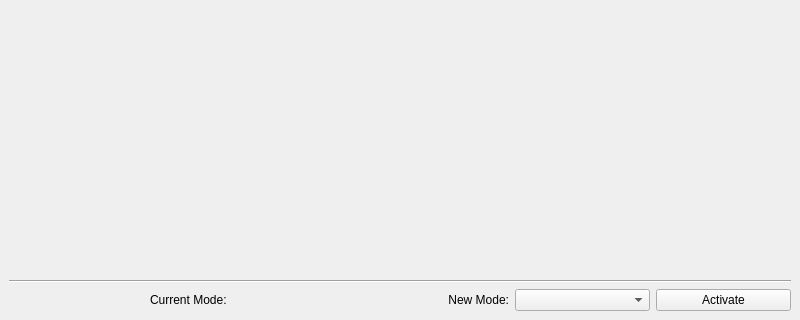
First picture: the form in src/qt/design-files/MainWindow.ui, repository CountRucula/matrix-app, before the edit; both pictures show x 0 to 800 and y 280 to 600 of the 800 by 600 pixel window.
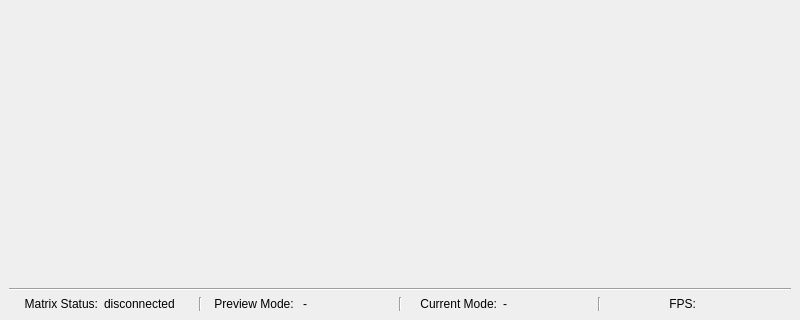
Second picture: the form after the edit.

Commit message: feat: move mode selection to respective tab

What changed in the file:
```diff
--- a/src/qt/design-files/MainWindow.ui
+++ b/src/qt/design-files/MainWindow.ui
@@ -64,16 +64,75 @@
     <item>
      <layout class="QHBoxLayout" name="footer_layout">
       <item>
-       <widget class="QLabel" name="lbl_fps">
+       <widget class="QLabel" name="label_1">
+        <property name="sizePolicy">
+         <sizepolicy hsizetype="Preferred" vsizetype="Preferred">
+          <horstretch>0</horstretch>
+          <verstretch>0</verstretch>
+         </sizepolicy>
+        </property>
         <property name="text">
-         <string/>
+         <string>Matrix Status:</string>
         </property>
+        <property name="alignment">
+         <set>Qt::AlignmentFlag::AlignRight|Qt::AlignmentFlag::AlignTrailing|Qt::AlignmentFlag::AlignVCenter</set>
+        </property>
        </widget>
       </item>
       <item>
        <widget class="QLabel" name="lbl_text_current_mode">
         <property name="sizePolicy">
-         <sizepolicy hsizetype="Maximum" vsizetype="Preferred">
+         <sizepolicy hsizetype="Preferred" vsizetype="Preferred">
+          <horstretch>0</horstretch>
+          <verstretch>0</verstretch>
+         </sizepolicy>
+        </property>
+        <property name="text">
+         <string>disconnected</string>
+        </property>
+       </widget>
+      </item>
+      <item>
+       <widget class="Line" name="line_2">
+        <property name="orientation">
+         <enum>Qt::Orientation::Vertical</enum>
+        </property>
+       </widget>
+      </item>
+      <item>
+       <widget class="QLabel" name="label_2">
+        <property name="sizePolicy">
+         <sizepolicy hsizetype="Preferred" vsizetype="Preferred">
+          <horstretch>0</horstretch>
+          <verstretch>0</verstretch>
+         </sizepolicy>
+        </property>
+        <property name="text">
+         <string>Preview Mode: </string>
+        </property>
+        <property name="alignment">
+         <set>Qt::AlignmentFlag::AlignRight|Qt::AlignmentFlag::AlignTrailing|Qt::AlignmentFlag::AlignVCenter</set>
+        </property>
+       </widget>
+      </item>
+      <item>
+       <widget class="QLabel" name="lbl_preview_mode">
+        <property name="text">
+         <string>-</string>
+        </property>
+       </widget>
+      </item>
+      <item>
+       <widget class="Line" name="line_3">
+        <property name="orientation">
+         <enum>Qt::Orientation::Vertical</enum>
+        </property>
+       </widget>
+      </item>
+      <item>
+       <widget class="QLabel" name="label_4">
+        <property name="sizePolicy">
+         <sizepolicy hsizetype="Preferred" vsizetype="Preferred">
           <horstretch>0</horstretch>
           <verstretch>0</verstretch>
          </sizepolicy>
@@ -81,19 +140,35 @@
         <property name="text">
          <string>Current Mode:</string>
         </property>
+        <property name="alignment">
+         <set>Qt::AlignmentFlag::AlignRight|Qt::AlignmentFlag::AlignTrailing|Qt::AlignmentFlag::AlignVCenter</set>
+        </property>
        </widget>
       </item>
       <item>
        <widget class="QLabel" name="lbl_current_mode">
         <property name="text">
-         <string/>
+         <string>-</string>
         </property>
        </widget>
       </item>
       <item>
-       <widget class="QLabel" name="lbl_new_mode">
+       <widget class="Line" name="line_4">
+        <property name="orientation">
+         <enum>Qt::Orientation::Vertical</enum>
+        </property>
+       </widget>
+      </item>
+      <item>
+       <widget class="QLabel" name="label_3">
+        <property name="sizePolicy">
+         <sizepolicy hsizetype="Preferred" vsizetype="Preferred">
+          <horstretch>0</horstretch>
+          <verstretch>0</verstretch>
+         </sizepolicy>
+        </property>
         <property name="text">
-         <string>New Mode:</string>
+         <string>FPS:</string>
         </property>
         <property name="alignment">
          <set>Qt::AlignmentFlag::AlignRight|Qt::AlignmentFlag::AlignTrailing|Qt::AlignmentFlag::AlignVCenter</set>
@@ -101,12 +176,9 @@
        </widget>
       </item>
       <item>
-       <widget class="QComboBox" name="cb_mode_selection"/>
-      </item>
-      <item>
-       <widget class="QPushButton" name="btn_activate_mode">
+       <widget class="QLabel" name="lbl_fps">
         <property name="text">
-         <string>Activate</string>
+         <string/>
         </property>
        </widget>
       </item>
```
Left out of the diff: 2 changed lines with no effect on the pictures. The commit also changes 21 other files.
